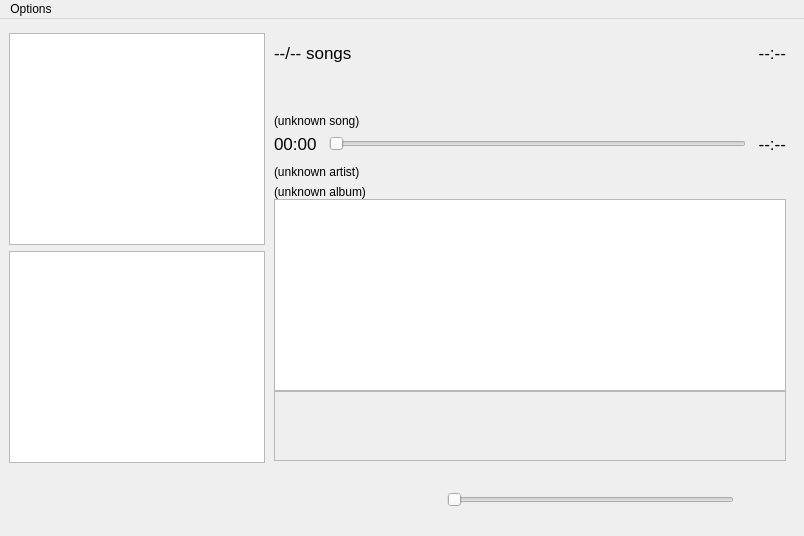
gidzzz/openmediaplayer, file nowplayingwindow.ui: the form before one commit.
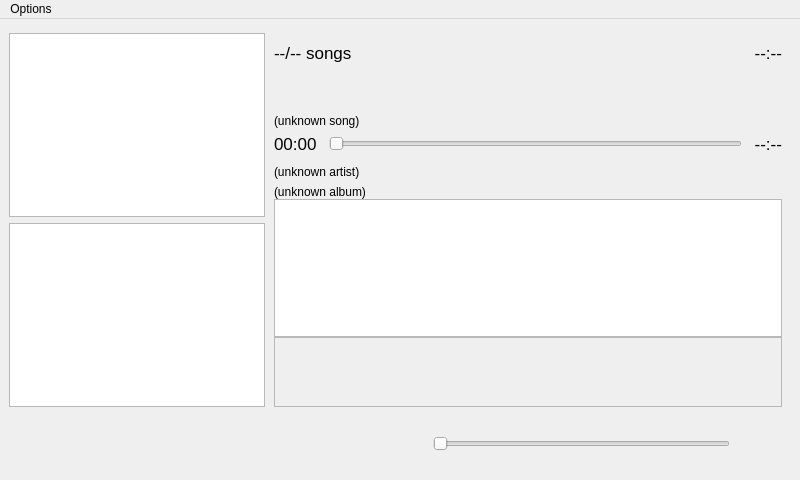
The form after the commit. Custom widgets are drawn as their Qt base class.

Commit message: Simplified the structure of NowPlayingWindow's UI.

What changed in the file:
```diff
--- a/nowplayingwindow.ui
+++ b/nowplayingwindow.ui
@@ -6,8 +6,8 @@
    <rect>
     <x>0</x>
     <y>0</y>
-    <width>804</width>
-    <height>536</height>
+    <width>800</width>
+    <height>480</height>
    </rect>
   </property>
   <property name="windowTitle">
@@ -20,22 +20,7 @@
      <verstretch>0</verstretch>
     </sizepolicy>
    </property>
-   <layout class="QHBoxLayout" name="horizontalLayout_4">
-    <property name="spacing">
-     <number>0</number>
-    </property>
-    <property name="margin">
-     <number>0</number>
-    </property>
-    <item>
-     <widget class="QWidget" name="verticalWidget" native="true">
-      <property name="sizePolicy">
-       <sizepolicy hsizetype="Expanding" vsizetype="Preferred">
-        <horstretch>0</horstretch>
-        <verstretch>0</verstretch>
-       </sizepolicy>
-      </property>
-      <layout class="QVBoxLayout" name="verticalLayout">
+    <layout class="QVBoxLayout" name="centralLayout">
        <property name="spacing">
         <number>0</number>
        </property>
@@ -49,7 +34,7 @@
         <number>0</number>
        </property>
        <item>
-        <layout class="QHBoxLayout" name="horizontalLayout_3">
+      <layout class="QHBoxLayout" name="orientationLayout">
          <property name="spacing">
           <number>0</number>
          </property>
@@ -128,7 +113,7 @@
              <height>0</height>
             </size>
            </property>
-           <layout class="QGridLayout" name="gridLayout_2">
+         <layout class="QVBoxLayout" name="mainLayout">
             <property name="leftMargin">
              <number>9</number>
             </property>
@@ -144,8 +129,8 @@
             <property name="spacing">
              <number>0</number>
             </property>
-            <item row="9" column="1">
-             <widget class="QWidget" name="widget" native="true">
+          <item>
+           <widget class="QWidget" name="infoWidget">
               <property name="sizePolicy">
                <sizepolicy hsizetype="Expanding" vsizetype="Preferred">
                 <horstretch>0</horstretch>
@@ -166,7 +151,7 @@
                  </property>
                  <property name="sizeHint" stdset="0">
                   <size>
-                   <width>20</width>
+                 <width>1</width>
                    <height>15</height>
                   </size>
                  </property>
@@ -228,7 +213,7 @@
                  </property>
                  <property name="sizeHint" stdset="0">
                   <size>
-                   <width>250</width>
+                 <width>1</width>
                    <height>45</height>
                   </size>
                  </property>
@@ -342,7 +327,7 @@
                  </property>
                  <property name="sizeHint" stdset="0">
                   <size>
-                   <width>20</width>
+                 <width>1</width>
                    <height>5</height>
                   </size>
                  </property>
@@ -374,21 +359,27 @@
                  </property>
                 </widget>
                </item>
+             <item>
+              <spacer name="infoSpacer_4">
+               <property name="orientation">
+                <enum>Qt::Vertical</enum>
+               </property>
+               <property name="sizeType">
+                <enum>QSizePolicy::Expanding</enum>
+               </property>
+               <property name="sizeHint" stdset="0">
+                <size>
+                 <width>1</width>
+                 <height>1</height>
+                </size>
+               </property>
+              </spacer>
+             </item>
               </layout>
              </widget>
             </item>
-            <item row="12" column="1">
-             <widget class="QWidget" name="spacer1" native="true">
-              <property name="sizePolicy">
-               <sizepolicy hsizetype="Preferred" vsizetype="MinimumExpanding">
-                <horstretch>0</horstretch>
-                <verstretch>0</verstretch>
-               </sizepolicy>
-              </property>
-             </widget>
-            </item>
-            <item row="10" column="1">
-             <widget class="QListWidget" name="songPlaylist">
+          <item>
+           <widget class="QListWidget" name="songList">
               <property name="visible">
                <bool>false</bool>
               </property>
@@ -412,37 +403,14 @@
               </property>
              </widget>
             </item>
-            <item row="11" column="1">
-             <widget class="QScrollArea" name="lyrics">
+          <item>
+           <widget class="QScrollArea" name="lyricsArea">
               <property name="visible">
                <bool>false</bool>
               </property>
               <property name="widgetResizable">
                <bool>true</bool>
               </property>
-              <widget class="QWidget" name="scrollAreaWidgetContents">
-               <property name="geometry">
-                <rect>
-                 <x>0</x>
-                 <y>0</y>
-                 <width>504</width>
-                 <height>71</height>
-                </rect>
-               </property>
-               <property name="sizePolicy">
-                <sizepolicy hsizetype="Preferred" vsizetype="Expanding">
-                 <horstretch>0</horstretch>
-                 <verstretch>0</verstretch>
-                </sizepolicy>
-               </property>
-               <layout class="QGridLayout" name="gridLayout_4">
-                <property name="margin">
-                 <number>0</number>
-                </property>
-                <property name="spacing">
-                 <number>0</number>
-                </property>
-                <item row="0" column="0">
                  <widget class="QLabel" name="lyricsText">
                   <property name="sizePolicy">
                    <sizepolicy hsizetype="Preferred" vsizetype="Expanding">
@@ -458,9 +426,6 @@
                   <property name="contextMenuPolicy">
                    <enum>Qt::CustomContextMenu</enum>
                   </property>
-                  <property name="styleSheet">
-                   <string notr="true"/>
-                  </property>
                   <property name="text">
                    <string/>
                   </property>
@@ -471,9 +436,6 @@
                    <bool>true</bool>
                   </property>
                  </widget>
-                </item>
-               </layout>
-              </widget>
              </widget>
             </item>
            </layout>
@@ -482,9 +444,9 @@
         </layout>
        </item>
        <item>
-        <widget class="QWidget" name="toolBarWidget" native="true">
+      <widget class="QWidget" name="toolbarWidget">
          <property name="sizePolicy">
-          <sizepolicy hsizetype="Preferred" vsizetype="Fixed">
+        <sizepolicy hsizetype="Expanding" vsizetype="Fixed">
            <horstretch>0</horstretch>
            <verstretch>0</verstretch>
           </sizepolicy>
@@ -497,13 +459,13 @@
          </property>
          <property name="maximumSize">
           <size>
-           <width>16777215</width>
+         <width>800</width>
            <height>73</height>
           </size>
          </property>
          <layout class="QHBoxLayout" name="wLayout">
           <property name="spacing">
-           <number>6</number>
+         <number>60</number>
           </property>
           <property name="margin">
            <number>0</number>
@@ -516,7 +478,7 @@
               <height>0</height>
              </size>
             </property>
-            <layout class="QGridLayout" name="buttonsLayout">
+          <layout class="QHBoxLayout" name="buttonsLayout">
              <property name="leftMargin">
               <number>12</number>
              </property>
@@ -524,7 +486,7 @@
               <number>0</number>
              </property>
              <property name="rightMargin">
-              <number>0</number>
+            <number>32</number>
              </property>
              <property name="bottomMargin">
               <number>0</number>
@@ -532,7 +494,7 @@
              <property name="spacing">
               <number>0</number>
              </property>
-             <item row="0" column="0">
+           <item>
               <widget class="QToolButton" name="prevButton">
                <property name="minimumSize">
                 <size>
@@ -569,7 +531,7 @@
                </property>
               </widget>
              </item>
-             <item row="0" column="1">
+           <item>
               <widget class="QToolButton" name="playButton">
                <property name="contextMenuPolicy">
                 <enum>Qt::CustomContextMenu</enum>
@@ -600,7 +562,7 @@
                </property>
               </widget>
              </item>
-             <item row="0" column="2">
+           <item>
               <widget class="QToolButton" name="nextButton">
                <property name="minimumSize">
                 <size>
@@ -637,7 +599,7 @@
                </property>
               </widget>
              </item>
-             <item row="0" column="4">
+           <item>
               <widget class="QPushButton" name="shuffleButton">
                <property name="sizePolicy">
                 <sizepolicy hsizetype="Fixed" vsizetype="Fixed">
@@ -685,7 +647,7 @@
                </property>
               </widget>
              </item>
-             <item row="0" column="5">
+           <item>
               <widget class="QPushButton" name="repeatButton">
                <property name="sizePolicy">
                 <sizepolicy hsizetype="Fixed" vsizetype="Fixed">
@@ -733,69 +695,22 @@
                </property>
               </widget>
              </item>
-             <item row="0" column="3">
-              <spacer name="horizontalSpacer">
-               <property name="orientation">
-                <enum>Qt::Horizontal</enum>
-               </property>
-               <property name="sizeType">
-                <enum>QSizePolicy::Maximum</enum>
-               </property>
-               <property name="sizeHint" stdset="0">
-                <size>
-                 <width>20</width>
-                 <height>20</height>
-                </size>
-               </property>
-              </spacer>
-             </item>
-             <item row="0" column="6">
-              <widget class="QWidget" name="space2" native="true">
-               <property name="sizePolicy">
-                <sizepolicy hsizetype="Minimum" vsizetype="Expanding">
-                 <horstretch>0</horstretch>
-                 <verstretch>0</verstretch>
-                </sizepolicy>
-               </property>
-               <property name="minimumSize">
-                <size>
-                 <width>60</width>
-                 <height>0</height>
-                </size>
-               </property>
-              </widget>
-             </item>
             </layout>
            </widget>
           </item>
           <item>
-           <widget class="QWidget" name="volSliderWidget" native="true">
-            <property name="visible">
-             <bool>false</bool>
-            </property>
+         <widget class="QWidget" name="volumeWidget">
             <property name="sizePolicy">
-             <sizepolicy hsizetype="Expanding" vsizetype="Preferred">
+           <sizepolicy hsizetype="Minimum" vsizetype="Preferred">
               <horstretch>0</horstretch>
               <verstretch>0</verstretch>
              </sizepolicy>
             </property>
-            <layout class="QGridLayout" name="gridLayout_3">
-             <property name="leftMargin">
-              <number>20</number>
-             </property>
-             <property name="topMargin">
+          <layout class="QHBoxLayout" name="volumeLayout">
+           <property name="margin">
               <number>0</number>
              </property>
-             <property name="rightMargin">
-              <number>0</number>
-             </property>
-             <property name="bottomMargin">
-              <number>0</number>
-             </property>
-             <property name="spacing">
-              <number>0</number>
-             </property>
-             <item row="0" column="0">
+           <item>
               <widget class="QSlider" name="volumeSlider">
                <property name="sizePolicy">
                 <sizepolicy hsizetype="Expanding" vsizetype="Fixed">
@@ -820,34 +735,7 @@
                </property>
               </widget>
              </item>
-            </layout>
-           </widget>
-          </item>
           <item>
-           <widget class="QWidget" name="volumeWidget" native="true">
-            <property name="sizePolicy">
-             <sizepolicy hsizetype="Fixed" vsizetype="Preferred">
-              <horstretch>0</horstretch>
-              <verstretch>0</verstretch>
-             </sizepolicy>
-            </property>
-            <layout class="QHBoxLayout" name="horizontalLayout">
-             <property name="margin">
-              <number>0</number>
-             </property>
-             <item>
-              <widget class="QWidget" name="volWidget" native="true">
-               <property name="minimumSize">
-                <size>
-                 <width>0</width>
-                 <height>73</height>
-                </size>
-               </property>
-               <layout class="QGridLayout" name="gridLayout">
-                <property name="margin">
-                 <number>0</number>
-                </property>
-                <item row="0" column="0">
                  <widget class="QToolButton" name="volumeButton">
                   <property name="sizePolicy">
                    <sizepolicy hsizetype="Fixed" vsizetype="Minimum">
@@ -887,28 +775,6 @@
                     <height>64</height>
                    </size>
                   </property>
-                 </widget>
-                </item>
-                <item row="1" column="0">
-                 <spacer name="verticalSpacer_5">
-                  <property name="orientation">
-                   <enum>Qt::Vertical</enum>
-                  </property>
-                  <property name="sizeType">
-                   <enum>QSizePolicy::Minimum</enum>
-                  </property>
-                  <property name="sizeHint" stdset="0">
-                   <size>
-                    <width>20</width>
-                    <height>26</height>
-                   </size>
-                  </property>
-                 </spacer>
-                </item>
-               </layout>
-              </widget>
-             </item>
-            </layout>
            </widget>
           </item>
          </layout>
```
Left out of the diff: 36 changed lines with no effect on the pictures. Lines whose indentation alone changed are shown as unchanged. The commit also changes 1 other file.
